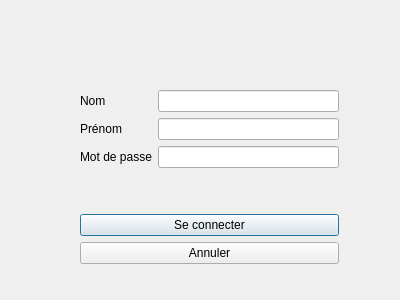
Above: connexionwindow.ui from Kahel3352/newworld_backoffice before the change. Below: the same form after it.
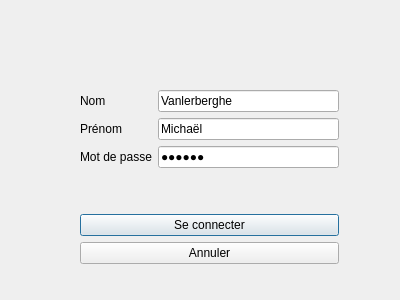
That is the form after the change.

The edit to the form file:
```diff
--- a/connexionwindow.ui
+++ b/connexionwindow.ui
@@ -33,7 +33,11 @@
        </widget>
       </item>
       <item row="0" column="1">
-       <widget class="QLineEdit" name="lineEditNom"/>
+       <widget class="QLineEdit" name="lineEditNom">
+        <property name="text">
+         <string>Vanlerberghe</string>
+        </property>
+       </widget>
       </item>
       <item row="1" column="0">
        <widget class="QLabel" name="labelPrenom">
@@ -50,10 +54,17 @@
        </widget>
       </item>
       <item row="1" column="1">
-       <widget class="QLineEdit" name="lineEditPrenom"/>
+       <widget class="QLineEdit" name="lineEditPrenom">
+        <property name="text">
+         <string>Michaël</string>
+        </property>
+       </widget>
       </item>
       <item row="2" column="1">
        <widget class="QLineEdit" name="lineEditMdp">
+        <property name="text">
+         <string>azerty</string>
+        </property>
         <property name="echoMode">
          <enum>QLineEdit::Password</enum>
         </property>
```
